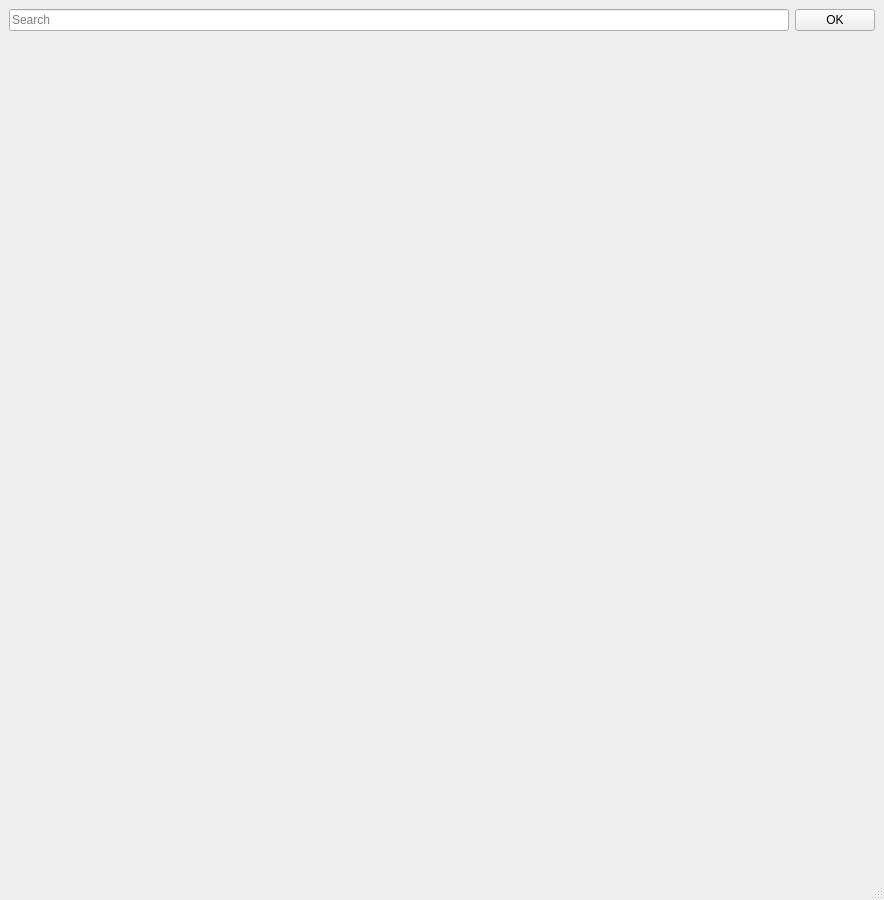
Old version of the form ui_files/vault/vault.ui in the repository Sarim-K/password-manager.
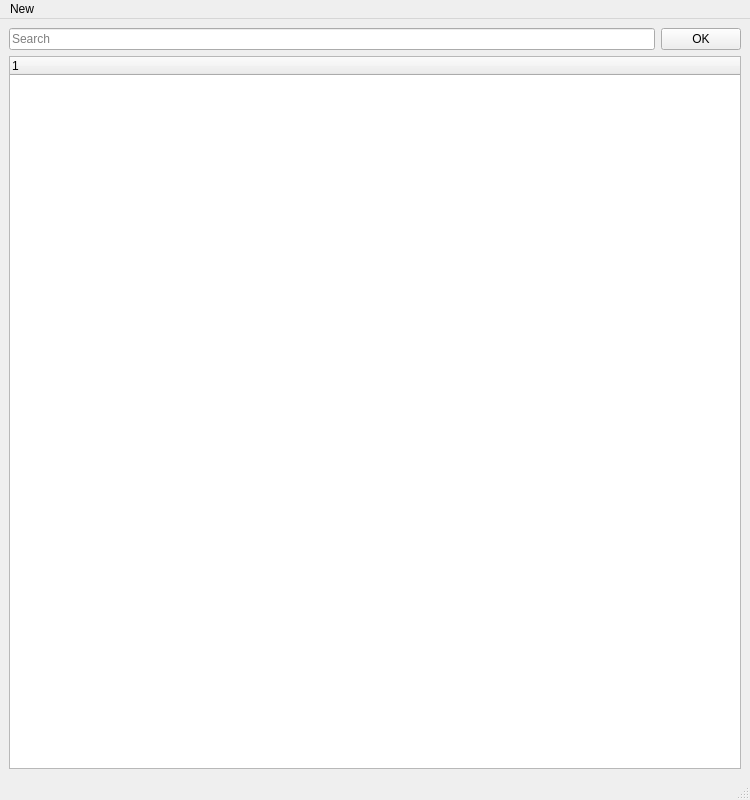
New version of the form.

The edit to the form file:
```diff
--- a/ui_files/vault/vault.ui
+++ b/ui_files/vault/vault.ui
@@ -6,10 +6,16 @@
    <rect>
     <x>0</x>
     <y>0</y>
-    <width>884</width>
-    <height>900</height>
+    <width>750</width>
+    <height>800</height>
    </rect>
   </property>
+  <property name="sizePolicy">
+   <sizepolicy hsizetype="Preferred" vsizetype="Preferred">
+    <horstretch>0</horstretch>
+    <verstretch>0</verstretch>
+   </sizepolicy>
+  </property>
   <property name="windowTitle">
    <string>Password Manager - Vault</string>
   </property>
@@ -18,7 +24,7 @@
   </property>
   <widget class="QWidget" name="centralwidget">
    <property name="sizePolicy">
-    <sizepolicy hsizetype="Maximum" vsizetype="Maximum">
+    <sizepolicy hsizetype="Preferred" vsizetype="Preferred">
      <horstretch>0</horstretch>
      <verstretch>0</verstretch>
     </sizepolicy>
@@ -26,24 +32,14 @@
    <property name="styleSheet">
     <string notr="true"/>
    </property>
-   <layout class="QGridLayout" name="gridLayout_2">
+   <layout class="QVBoxLayout" name="verticalLayout">
     <property name="sizeConstraint">
      <enum>QLayout::SetMaximumSize</enum>
     </property>
-    <item row="1" column="0">
-     <layout class="QGridLayout" name="gridLayout">
-      <property name="sizeConstraint">
-       <enum>QLayout::SetDefaultConstraint</enum>
-      </property>
-      <property name="spacing">
-       <number>0</number>
-      </property>
-     </layout>
-    </item>
-    <item row="0" column="0">
+    <item>
      <layout class="QHBoxLayout" name="horizontalLayout">
       <property name="sizeConstraint">
-       <enum>QLayout::SetDefaultConstraint</enum>
+       <enum>QLayout::SetMaximumSize</enum>
       </property>
       <item>
        <widget class="QLineEdit" name="searchBar">
@@ -64,6 +60,59 @@
       </item>
      </layout>
     </item>
+    <item>
+     <layout class="QHBoxLayout" name="horizontalLayout_2">
+      <property name="spacing">
+       <number>0</number>
+      </property>
+      <property name="sizeConstraint">
+       <enum>QLayout::SetDefaultConstraint</enum>
+      </property>
+      <item>
+       <widget class="QTreeWidget" name="Explorer">
+        <property name="sizePolicy">
+         <sizepolicy hsizetype="Expanding" vsizetype="Expanding">
+          <horstretch>0</horstretch>
+          <verstretch>0</verstretch>
+         </sizepolicy>
+        </property>
+        <property name="minimumSize">
+         <size>
+          <width>250</width>
+          <height>0</height>
+         </size>
+        </property>
+        <property name="maximumSize">
+         <size>
+          <width>16777215</width>
+          <height>16777215</height>
+         </size>
+        </property>
+        <property name="focusPolicy">
+         <enum>Qt::ClickFocus</enum>
+        </property>
+        <property name="frameShape">
+         <enum>QFrame::StyledPanel</enum>
+        </property>
+        <column>
+         <property name="text">
+          <string notr="true">1</string>
+         </property>
+        </column>
+       </widget>
+      </item>
+      <item>
+       <layout class="QGridLayout" name="gridLayout" columnstretch="0" rowminimumheight="0" columnminimumwidth="0">
+        <property name="sizeConstraint">
+         <enum>QLayout::SetFixedSize</enum>
+        </property>
+        <property name="spacing">
+         <number>5</number>
+        </property>
+       </layout>
+      </item>
+     </layout>
+    </item>
    </layout>
   </widget>
   <widget class="QStatusBar" name="statusbar"/>
@@ -72,10 +121,18 @@
     <rect>
      <x>0</x>
      <y>0</y>
-     <width>884</width>
+     <width>750</width>
      <height>21</height>
     </rect>
    </property>
+   <widget class="QMenu" name="menuNew">
+    <property name="title">
+     <string>New</string>
+    </property>
+    <addaction name="newEntry"/>
+    <addaction name="newFolder"/>
+   </widget>
+   <addaction name="menuNew"/>
   </widget>
  </widget>
  <resources/>
```
Left out of the diff: 10 changed lines with no effect on the pictures.
